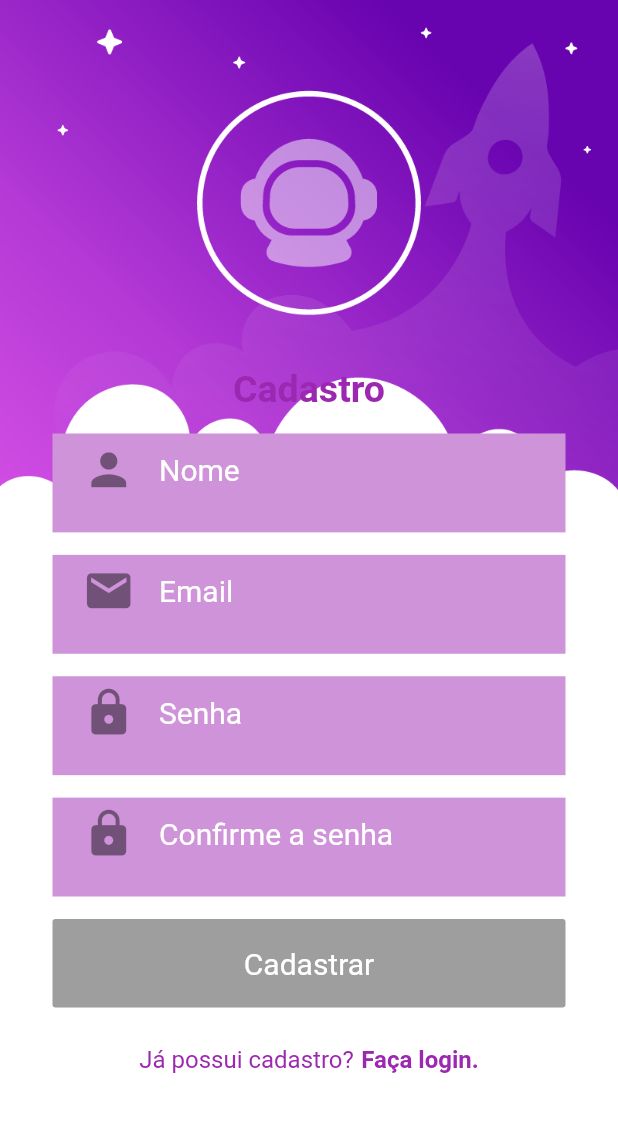
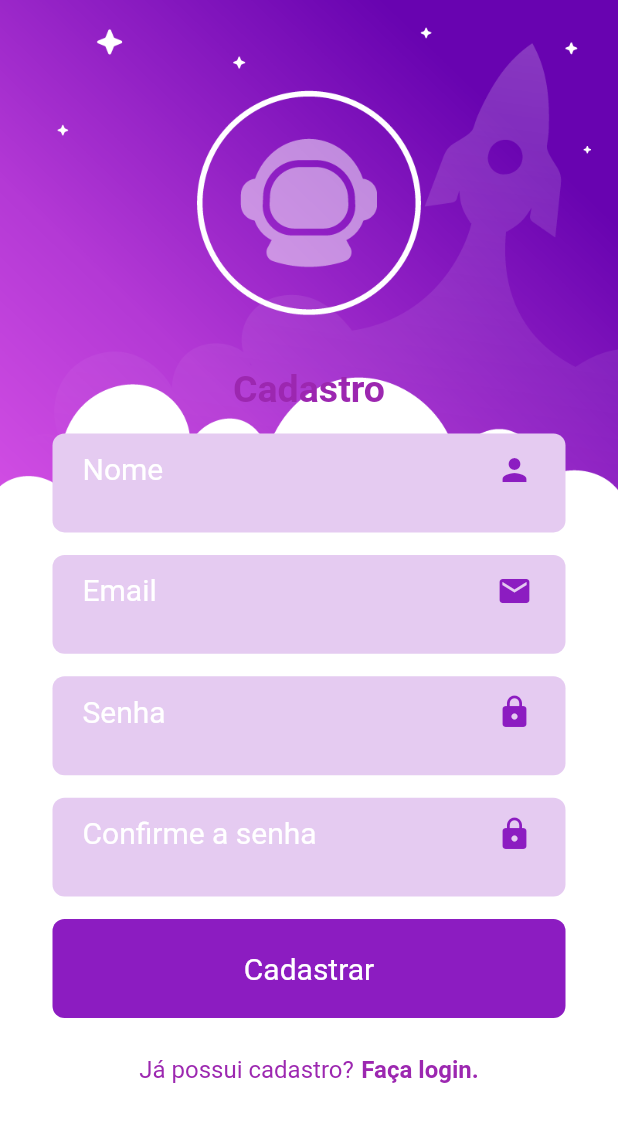
Before and after one commit to jjoaovitor7-unit/Sistema-Gestao-Projeto, a Flutter app: the screen it shows after launch, on a phone screen of 412 x 824 dp. Shown: the top 1122 px of the screen. Run offline on Flutter 3.47's test engine with Material 2 defaults, Android fonts, the phone set to English and light mode, and no system bars.

Commit message:
Update layout

```diff
--- a/gestro_app/lib/main.dart
+++ b/gestro_app/lib/main.dart
@@ -1,7 +1,13 @@
 import 'package:flutter/material.dart';
-import 'screens/cadastro_screen.dart';
-import 'screens/login_screen.dart';
+import 'package:flutter/services.dart';
+import 'pages/cadastro_screen.page.dart';
+import 'pages/login_screen.page.dart';
 
 void main() {
+  SystemChrome.setSystemUIOverlayStyle(SystemUiOverlayStyle(
+    statusBarColor: Colors.transparent,
+    statusBarBrightness: Brightness.light,
+    statusBarIconBrightness: Brightness.light,
+  ));
   runApp(CadastroScreen());
 }
--- /dev/null
+++ b/gestro_app/lib/pages/cadastro_screen.page.dart
@@ -0,0 +1,100 @@
+import 'package:flutter/material.dart';
+import 'package:gestro_app/pages/themes/globals.themes.dart';
+import 'package:gestro_app/widgets/buttonGestro.widget.dart';
+import 'package:gestro_app/widgets/containerGestro.widget.dart';
+
+class CadastroScreen extends StatelessWidget {
+  @override
+  Widget build(BuildContext context) {
+    return MaterialApp(
+      theme: ThemeData(brightness: Brightness.light, primaryColor: Colors.purple),
+      home: CadastroScreen_(),
+      debugShowCheckedModeBanner: false,
+    );
+  }
+}
+
+class CadastroScreen_ extends StatelessWidget {
+  @override
+  Widget build(BuildContext context) {
+    return Scaffold(
+      resizeToAvoidBottomInset: false,
+      body: Container(
+        decoration: BoxDecoration(
+          image: DecorationImage(image: AssetImage("assets/BkRegisterScreen.png"), fit: BoxFit.fitWidth),
+        ),
+        constraints: BoxConstraints(maxWidth: MediaQuery.of(context).size.width, maxHeight: MediaQuery.of(context).size.height),
+        child: ListView(
+          // physics: NeverScrollableScrollPhysics(),
+          padding: EdgeInsets.symmetric(horizontal: 35),
+          children: <Widget>[
+            Container(
+              padding: EdgeInsets.only(top: 245),
+              child: Center(
+                child: Text(
+                  "Cadastro",
+                  style: TextStyle(color: Colors.purple, fontSize: 25, fontWeight: FontWeight.bold),
+                ),
+              ),
+            ),
+            ContainerGestro(
+              text: "Nome",
+              icon: Icon(
+                Icons.person,
+                color: purpleSecudary,
+              ),
+            ),
+            ContainerGestro(
+              text: "Email",
+              icon: Icon(
+                Icons.mail,
+                color: purpleSecudary,
+              ),
+            ),
+            ContainerGestro(
+              text: "Senha",
+              passVisible: true,
+              icon: Icon(
+                Icons.lock,
+                color: purpleSecudary,
+              ),
+            ),
+            ContainerGestro(
+              text: "Confirme a senha",
+              passVisible: true,
+              icon: Icon(
+                Icons.lock,
+                color: purpleSecudary,
+              ),
+            ),
+            ButtonGestro(
+              text: 'Cadastrar',
+            ),
+            Row(
+              mainAxisAlignment: MainAxisAlignment.center,
+              children: <Widget>[
+                Padding(
+                  padding: EdgeInsets.only(top: 25),
+                  child: Text(
+                    "Já possui cadastro?",
+                    style: TextStyle(fontSize: 16, color: Colors.purple),
+                  ),
+                ),
+                Padding(
+                  padding: EdgeInsets.only(top: 25, left: 5),
+                  child: InkWell(
+                    child: Text(
+                      "Faça login.",
+                      style: TextStyle(fontSize: 16, color: Colors.purple, fontWeight: FontWeight.bold),
+                    ),
+                    onTap: null,
+                  ),
+                ),
+              ],
+            ),
+          ],
+        ),
+      ),
+    );
+  }
+}
--- /dev/null
+++ b/gestro_app/lib/pages/themes/globals.themes.dart
@@ -0,0 +1,12 @@
+import 'package:flutter/material.dart';
+
+//colors
+const purplePrimary = const Color(0XFFe5cbf1);
+const purpleSecudary = const Color(0xff8c1cc1);
+
+//names
+const newEntrant = "RYANAIR";
+const incumbent = "BRITISH AIRWAYS";
+
+//Mensagens
+const mensagemManutencao = const Text("Essa página ainda está em desenvolvimento amiguinho\n att: Claylton :D");
--- a/gestro_app/lib/screens/cadastro_screen.dart
+++ /dev/null
@@ -1,151 +0,0 @@
-import 'package:flutter/material.dart';
-
-class CadastroScreen extends StatelessWidget {
-  @override
-  Widget build(BuildContext context) {
-    return MaterialApp(
-      theme:
-          ThemeData(brightness: Brightness.light, primaryColor: Colors.purple),
-      home: CadastroScreen_(),
-      debugShowCheckedModeBanner: false,
-    );
-  }
-}
-
-class CadastroScreen_ extends StatelessWidget {
-  @override
-  Widget build(BuildContext context) {
-    return Scaffold(
-      resizeToAvoidBottomInset: false,
-      body: Container(
-        decoration: BoxDecoration(
-          image: DecorationImage(
-              image: AssetImage("assets/BkRegisterScreen.png"),
-              fit: BoxFit.fill),
-        ),
-        constraints: BoxConstraints(
-            maxWidth: MediaQuery.of(context).size.width,
-            maxHeight: MediaQuery.of(context).size.height),
-        child: ListView(
-          padding: EdgeInsets.symmetric(horizontal: 35),
-          children: <Widget>[
-            Container(
-              padding: EdgeInsets.only(top: 245),
-              child: Center(
-                child: Text(
-                  "Cadastro",
-                  style: TextStyle(
-                      color: Colors.purple,
-                      fontSize: 25,
-                      fontWeight: FontWeight.bold),
-                ),
-              ),
-            ),
-            Container(
-              margin: EdgeInsets.only(top: 15),
-              padding: EdgeInsets.only(left: 20, right: 20),
-              width: MediaQuery.of(context).size.width / 1.1,
-              height: MediaQuery.of(context).size.height * 0.08,
-              color: Colors.purple[200],
-              child: TextFormField(
-                decoration: InputDecoration(
-                  hintText: 'Nome',
-                  hintStyle: TextStyle(fontSize: 20, color: Colors.white),
-                  border: InputBorder.none,
-                  icon: Icon(Icons.person, size: 35),
-                ),
-              ),
-            ),
-            Container(
-              margin: EdgeInsets.only(top: 15),
-              padding: EdgeInsets.only(left: 20, right: 20),
-              width: MediaQuery.of(context).size.width / 1.1,
-              height: MediaQuery.of(context).size.height * 0.08,
-              color: Colors.purple[200],
-              child: TextFormField(
-                decoration: InputDecoration(
-                  hintText: 'Email',
-                  hintStyle: TextStyle(fontSize: 20, color: Colors.white),
-                  border: InputBorder.none,
-                  icon: Icon(Icons.email, size: 35),
-                ),
-              ),
-            ),
-            Container(
-              margin: EdgeInsets.only(top: 15),
-              padding: EdgeInsets.only(left: 20, right: 20),
-              width: MediaQuery.of(context).size.width / 1.1,
-              height: MediaQuery.of(context).size.height * 0.08,
-              color: Colors.purple[200],
-              child: TextFormField(
-                decoration: InputDecoration(
-                  hintText: 'Senha',
-                  hintStyle: TextStyle(fontSize: 20, color: Colors.white),
-                  border: InputBorder.none,
-                  icon: Icon(Icons.lock, size: 35),
-                ),
-              ),
-            ),
-            Container(
-              margin: EdgeInsets.only(top: 15),
-              padding: EdgeInsets.only(left: 20, right: 20),
-              width: MediaQuery.of(context).size.width / 1.1,
-              height: MediaQuery.of(context).size.height * 0.08,
-              color: Colors.purple[200],
-              child: TextFormField(
-                decoration: InputDecoration(
-                  hintText: 'Confirme a senha',
-                  hintStyle: TextStyle(fontSize: 20, color: Colors.white),
-                  border: InputBorder.none,
-                  icon: Icon(Icons.lock, size: 35),
-                ),
-              ),
-            ),
-            Container(
-              margin: EdgeInsets.only(top: 15),
-              child: RaisedButton(
-                color: Colors.purple,
-                onPressed: null,
-                padding: EdgeInsets.symmetric(vertical: 18),
-                child: Container(
-                  child: Text(
-                    "Cadastrar",
-                    style: TextStyle(
-                        fontSize: 20,
-                        color: Colors.white,
-                        fontWeight: FontWeight.w400),
-                  ),
-                ),
-              ),
-            ),
-            Row(
-              mainAxisAlignment: MainAxisAlignment.center,
-              children: <Widget>[
-                Padding(
-                  padding: EdgeInsets.only(top: 25),
-                  child: Text(
-                    "Já possui cadastro?",
-                    style: TextStyle(fontSize: 16, color: Colors.purple),
-                  ),
-                ),
-                Padding(
-                  padding: EdgeInsets.only(top: 25, left: 5),
-                  child: InkWell(
-                    child: Text(
-                      "Faça login.",
-                      style: TextStyle(
-                          fontSize: 16,
-                          color: Colors.purple,
-                          fontWeight: FontWeight.bold),
-                    ),
-                    onTap: null,
-                  ),
-                ),
-              ],
-            ),
-          ],
-        ),
-      ),
-    );
-  }
-}
--- /dev/null
+++ b/gestro_app/lib/widgets/buttonGestro.widget.dart
@@ -0,0 +1,31 @@
+import 'package:flutter/material.dart';
+import 'package:gestro_app/pages/themes/globals.themes.dart';
+
+class ButtonGestro extends StatelessWidget {
+  final String text;
+
+  const ButtonGestro({@required this.text});
+
+  @override
+  Widget build(BuildContext context) {
+    return Container(
+      width: MediaQuery.of(context).size.width / 1.1,
+      height: MediaQuery.of(context).size.height * 0.08,
+      decoration: BoxDecoration(
+        color: purpleSecudary,
+        borderRadius: BorderRadius.all(
+          Radius.circular(8),
+        ),
+      ),
+      margin: EdgeInsets.only(top: 15),
+      child: Center(
+        child: Container(
+          child: Text(
+            text,
+            style: TextStyle(fontSize: 20, color: Colors.white, fontWeight: FontWeight.w400),
+          ),
+        ),
+      ),
+    );
+  }
+}
--- /dev/null
+++ b/gestro_app/lib/widgets/containerGestro.widget.dart
@@ -0,0 +1,36 @@
+import 'package:flutter/material.dart';
+import 'package:gestro_app/pages/themes/globals.themes.dart';
+
+class ContainerGestro extends StatelessWidget {
+  final String text;
+  final Icon icon;
+  final bool passVisible;
+
+  const ContainerGestro({@required this.text, @required this.icon, this.passVisible = false});
+
+  @override
+  Widget build(BuildContext context) {
+    return Container(
+      decoration: BoxDecoration(
+        borderRadius: BorderRadius.all(
+          Radius.circular(8),
+        ),
+        color: purplePrimary,
+      ),
+      margin: EdgeInsets.only(top: 15),
+      padding: EdgeInsets.only(left: 20, right: 10),
+      width: MediaQuery.of(context).size.width / 1.1,
+      height: MediaQuery.of(context).size.height * 0.08,
+      child: TextFormField(
+        obscureText: passVisible,
+        decoration: InputDecoration(
+          hintText: text,
+          hintStyle: TextStyle(fontSize: 20, color: Colors.white),
+          border: InputBorder.none,
+          // icon: icon,
+          suffixIcon: icon,
+        ),
+      ),
+    );
+  }
+}
--- a/gestro_app/pubspec.yaml
+++ b/gestro_app/pubspec.yaml
@@ -32,6 +32,8 @@ dependencies:
 dev_dependencies:
   flutter_test:
     sdk: flutter
+
+  fluttericon: ^1.0.7
 
 # For information on the generic Dart part of this file, see the
 # following page: https://dart.dev/tools/pub/pubspec
```
Also changed, not shown: gestro_app/lib/pages/login_screen.page.dart (renamed from gestro_app/lib/screens/login_screen.dart), gestro_app/pubspec.lock.
